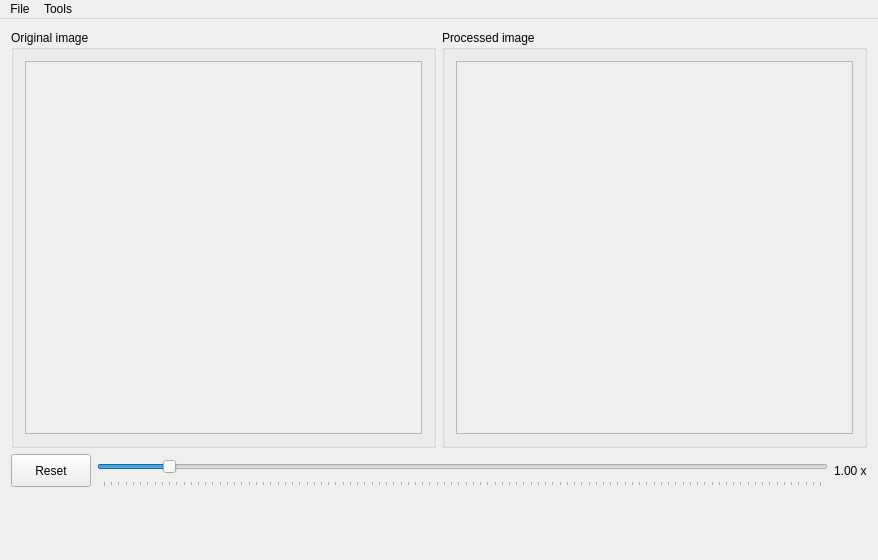
Before: the Qt Designer form ImageProcessingTool/UI/MainWindow.ui in unitbvcv/image_processing_platform, drawn with Qt 5.
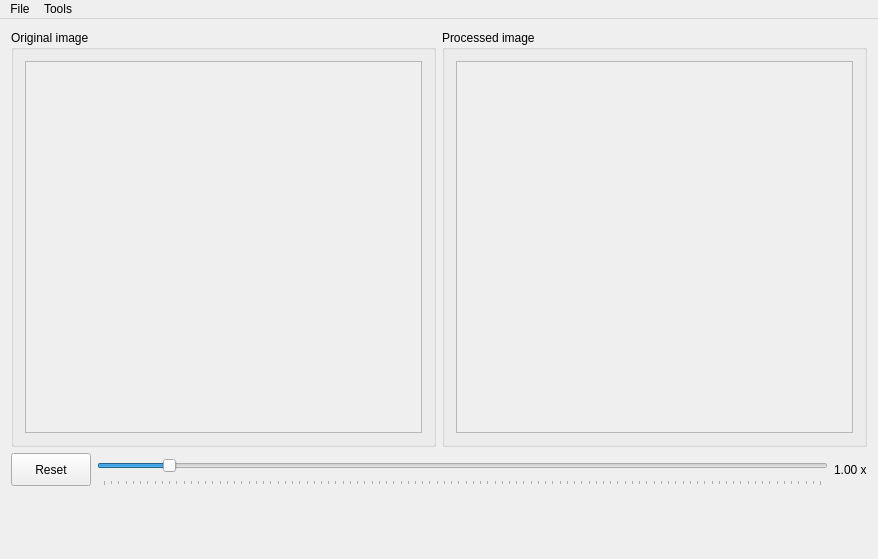
After: the same form once the commit is applied.

```diff
--- a/ImageProcessingTool/UI/MainWindow.ui
+++ b/ImageProcessingTool/UI/MainWindow.ui
@@ -7,7 +7,7 @@
     <x>0</x>
     <y>0</y>
     <width>878</width>
-    <height>560</height>
+    <height>559</height>
    </rect>
   </property>
   <property name="windowTitle">
@@ -39,8 +39,8 @@
              <rect>
               <x>0</x>
               <y>0</y>
-              <width>404</width>
-              <height>379</height>
+              <width>398</width>
+              <height>359</height>
              </rect>
             </property>
             <layout class="QHBoxLayout" name="horizontalLayout_3">
@@ -86,8 +86,8 @@
              <rect>
               <x>0</x>
               <y>0</y>
-              <width>404</width>
-              <height>379</height>
+              <width>397</width>
+              <height>359</height>
              </rect>
             </property>
             <layout class="QHBoxLayout" name="horizontalLayout_4">
```
Left out of the diff: 4 changed lines with no effect on the pictures.
